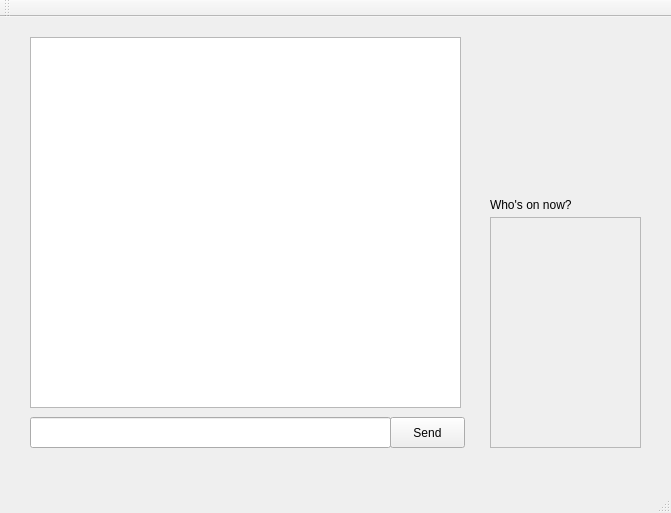
parks13/chatprogram, file mainwindow.ui: the form before one commit.
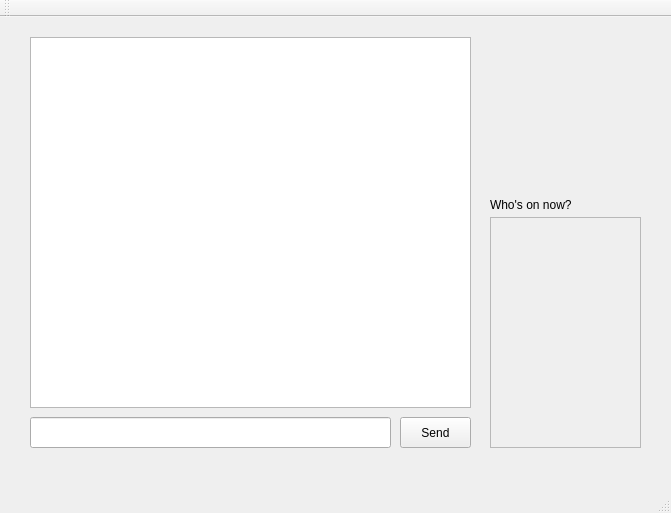
The form after the commit. Icons and pictures are not drawn.

What changed in the file:
```diff
--- a/mainwindow.ui
+++ b/mainwindow.ui
@@ -85,7 +85,7 @@
        <rect>
         <x>30</x>
         <y>20</y>
-        <width>431</width>
+        <width>441</width>
         <height>371</height>
        </rect>
       </property>
@@ -93,9 +93,9 @@
      <widget class="QPushButton" name="pushButton_2">
       <property name="geometry">
        <rect>
-        <x>390</x>
+        <x>400</x>
         <y>400</y>
-        <width>75</width>
+        <width>71</width>
         <height>31</height>
        </rect>
       </property>
```
Left out of the diff: 14 changed lines with no effect on the pictures.
